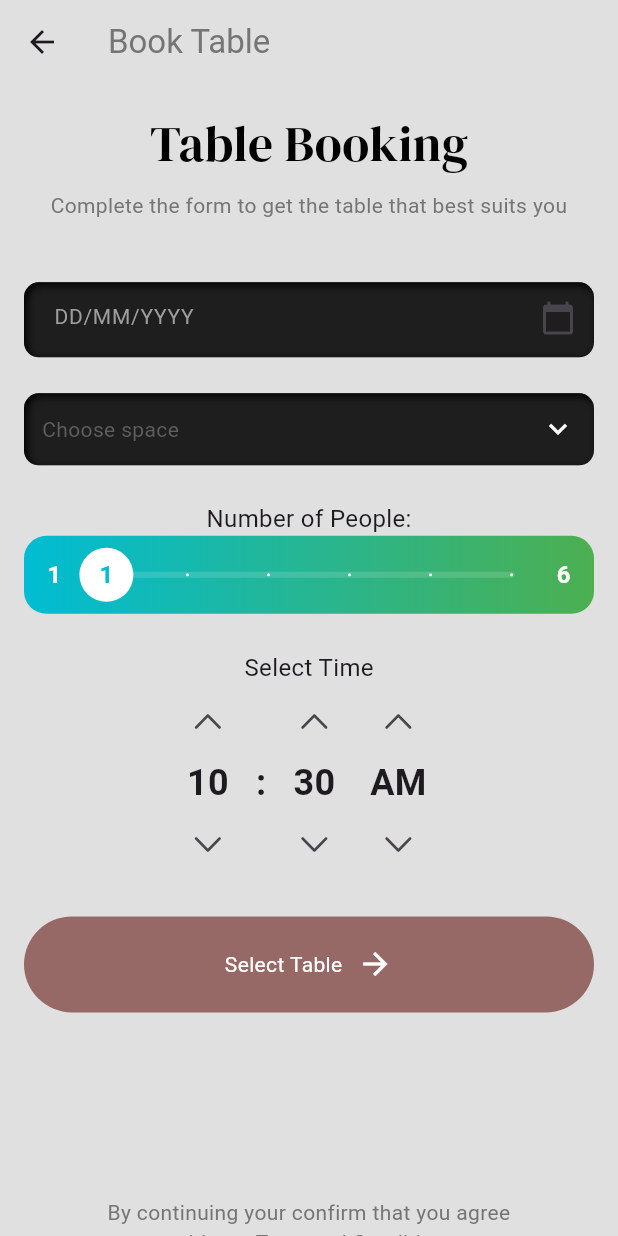
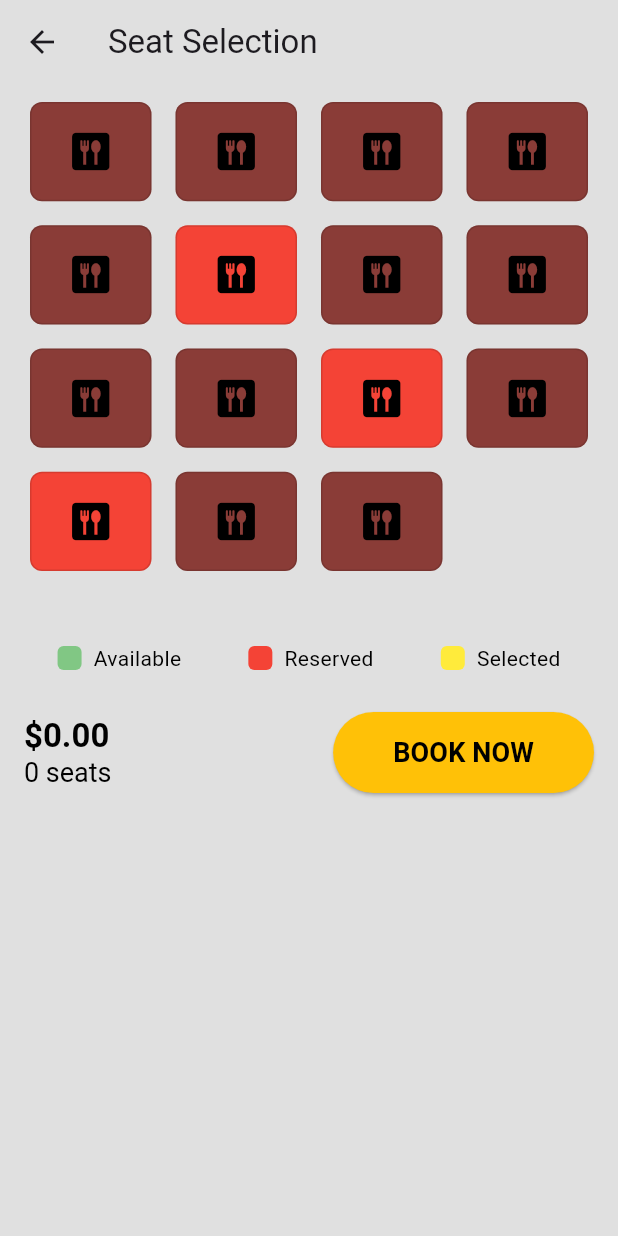
Before and after one commit to Mohit-Adhikari/Hotel-Management-, a Flutter app: the TableBookingPage screen opened by its route, after a tap on "Select Table", on a phone screen of 412 x 824 dp. Run offline on Flutter 3.47's test engine with Material 3 defaults, Android fonts, the phone set to English and light mode, and no system bars; our stand-ins replace flutter_inset_box_shadow, flutter_svg, google_fonts; missing offline and left inert: popup_menu.

Commit message:
frontend v 0.2

```diff
--- a/lib/main.dart
+++ b/lib/main.dart
@@ -1,10 +1,12 @@
 import 'package:flutter/material.dart';
+import 'package:hotel_management/pages/booking_sucess.dart';
 import 'package:hotel_management/pages/intro_pages.dart';
 import 'package:hotel_management/pages/login_page.dart';
 import 'package:hotel_management/pages/menu_page.dart';
 import 'package:hotel_management/pages/signIn_page.dart';
 import 'package:hotel_management/pages/sign_up.dart';
 import 'package:hotel_management/pages/table_booking_page.dart';
+import 'package:hotel_management/pages/table_page.dart';
 
 void main() {
   runApp(const MyApp());
@@ -25,6 +27,8 @@ class MyApp extends StatelessWidget {
           '/loginpage': (context) => LoginPage(),
           '/signuppage': (context) => SignUpScreen(),
           '/tablebookingpage': (context) => TableBookingPage(),
+          '/tablespage': (context) => SeatSelectionWidget(),
+          '/bookingsuccess': (context) => UploadSuccessfulScreen(),
         });
   }
 }
--- a/lib/pages/intro_pages.dart
+++ b/lib/pages/intro_pages.dart
@@ -61,7 +61,7 @@ class IntroPages extends StatelessWidget {
                 child: MyButton(
                   text: 'Get Started',
                   onTap: () {
-                    Navigator.pushNamed(context, '/loginpage');
+                    Navigator.pushNamed(context, '/menupage');
                   },
                 ),
               ),
--- a/lib/pages/login_page.dart
+++ b/lib/pages/login_page.dart
@@ -93,7 +93,7 @@ class LoginPage extends StatelessWidget {
                   // sign in button
                   MyButton(
                     onTap: () => {
-                      Navigator.pushNamed(context, '/menupage'),
+                      Navigator.pushNamed(context, '/bookingsuccess'),
                     },
                   ),
 
--- a/lib/pages/table_booking_page.dart
+++ b/lib/pages/table_booking_page.dart
@@ -125,7 +125,9 @@ class ComplateProfileForm extends StatelessWidget {
           Text('Select Time', style: TextStyle(fontSize: 16)),
           CustomTimePicker(),
           const SizedBox(height: 8),
-          MyButton(text: 'Select Table', onTap: () => {})
+          MyButton(
+              text: 'Select Table',
+              onTap: () => {Navigator.pushNamed(context, '/tablespage')})
         ],
       ),
     );
--- /dev/null
+++ b/lib/pages/table_page.dart
@@ -0,0 +1,257 @@
+import 'package:flutter/material.dart';
+import 'package:hotel_management/themes/colors.dart';
+
+class SeatSelectionWidget extends StatefulWidget {
+  const SeatSelectionWidget({super.key});
+
+  @override
+  SeatSelectionWidgetState createState() => SeatSelectionWidgetState();
+}
+
+class SeatSelectionWidgetState extends State<SeatSelectionWidget> {
+  List<Seat> seats =
+      List.generate(15, (index) => Seat()); // Reduced to 15 tiles
+
+  void toggleSeatSelection(int index) {
+    setState(() {
+      seats[index].isSelected = !seats[index].isSelected;
+    });
+  }
+
+  int getSelectedSeatsCount() {
+    return seats.where((seat) => seat.isSelected).length;
+  }
+
+  double getTotalPrice() {
+    return seats
+        .where((seat) => seat.isSelected)
+        .fold(0.0, (sum, seat) => sum + seat.price);
+  }
+
+  @override
+  void initState() {
+    super.initState();
+
+    // Example: Mark some seats as reserved
+    seats[5].isReserved = true;
+    seats[10].isReserved = true;
+    seats[12].isReserved = true;
+  }
+
+  @override
+  Widget build(BuildContext context) {
+    int selectedSeatsCount = getSelectedSeatsCount();
+    double totalPrice = getTotalPrice();
+
+    return Scaffold(
+      appBar: AppBar(
+        title: const Text('Seat Selection'),
+        backgroundColor: Colors.transparent,
+      ),
+      backgroundColor: Colors.grey[300],
+      body: LayoutBuilder(
+        builder: (context, constraints) {
+          int crossAxisCount = constraints.maxWidth > 600 ? 8 : 4;
+
+          return SingleChildScrollView(
+            child: Column(
+              children: [
+                GridView.builder(
+                  shrinkWrap: true,
+                  physics: const NeverScrollableScrollPhysics(),
+                  padding:
+                      const EdgeInsets.symmetric(horizontal: 16, vertical: 8),
+                  gridDelegate: SliverGridDelegateWithFixedCrossAxisCount(
+                    crossAxisCount: crossAxisCount,
+                    childAspectRatio: 1.2,
+                    crossAxisSpacing: 8,
+                    mainAxisSpacing: 8,
+                  ),
+                  itemCount: seats.length,
+                  itemBuilder: (context, index) {
+                    return SeatWidget(
+                      isSelected: seats[index].isSelected,
+                      isReserved: seats[index].isReserved,
+                      isAvailable: seats[index].isAvailable,
+                      onTap: () => toggleSeatSelection(index),
+                    );
+                  },
+                ),
+                const SizedBox(height: 20),
+                const Padding(
+                  padding: EdgeInsets.all(16.0),
+                  child: Row(
+                    mainAxisAlignment: MainAxisAlignment.spaceAround,
+                    children: [
+                      BookingInfoWidget(
+                          color: Color.fromARGB(255, 129, 199, 132),
+                          label: 'Available'),
+                      BookingInfoWidget(color: Colors.red, label: 'Reserved'),
+                      BookingInfoWidget(
+                          color: Colors.yellow, label: 'Selected'),
+                    ],
+                  ),
+                ),
+                Padding(
+                  padding: const EdgeInsets.symmetric(
+                      horizontal: 16.0, vertical: 10.0),
+                  child: Row(
+                    mainAxisAlignment: MainAxisAlignment.spaceBetween,
+                    children: [
+                      RichText(
+                        text: TextSpan(
+                          text: '\$${totalPrice.toStringAsFixed(2)}',
+                          style: const TextStyle(
+                              fontSize: 22,
+                              fontWeight: FontWeight.bold,
+                              color: Colors.black),
+                          children: [
+                            TextSpan(
+                              text:
+                                  '\n$selectedSeatsCount seat${selectedSeatsCount == 1 ? '' : 's'}',
+                              style: const TextStyle(
+                                  fontSize: 18,
+                                  fontWeight: FontWeight.w400,
+                                  color: Colors.black),
+                            ),
+                          ],
+                        ),
+                      ),
+                      ElevatedButton(
+                        onPressed: () {
+                          if (selectedSeatsCount > 0) {
+                            ScaffoldMessenger.of(context).showSnackBar(
+                              SnackBar(
+                                content: Text(
+                                  '$selectedSeatsCount seats booked for \$${totalPrice.toStringAsFixed(2)}!',
+                                ),
+                                duration: const Duration(seconds: 3),
+                              ),
+                            );
+                          }
+                        },
+                        style: ElevatedButton.styleFrom(
+                          backgroundColor: Colors.amber,
+                          padding: const EdgeInsets.symmetric(
+                            vertical: 14,
+                            horizontal: 40,
+                          ),
+                        ),
+                        child: GestureDetector(
+                          onTap: () =>
+                              {Navigator.pushNamed(context, '/loginpage')},
+                          child: const Text(
+                            'BOOK NOW',
+                            style: TextStyle(
+                                color: Colors.black,
+                                fontWeight: FontWeight.bold,
+                                fontSize: 18),
+                          ),
+                        ),
+                      ),
+                    ],
+                  ),
+                ),
+                const SizedBox(height: 20),
+              ],
+            ),
+          );
+        },
+      ),
+    );
+  }
+}
+
+// Supporting Widgets and Models
+
+class BookingInfoWidget extends StatelessWidget {
+  final Color color;
+  final String label;
+
+  const BookingInfoWidget({
+    super.key,
+    required this.color,
+    required this.label,
+  });
+
+  @override
+  Widget build(BuildContext context) {
+    return Row(
+      children: [
+        Container(
+          width: 16,
+          height: 16,
+          decoration: BoxDecoration(
+            color: color,
+            borderRadius: BorderRadius.circular(4),
+          ),
+        ),
+        const SizedBox(width: 8),
+        Text(
+          label,
+          style: const TextStyle(color: Colors.black),
+        ),
+      ],
+    );
+  }
+}
+
+class Seat {
+  bool isAvailable;
+  bool isSelected;
+  bool isReserved;
+  double price;
+
+  Seat({
+    this.isAvailable = true,
+    this.isSelected = false,
+    this.isReserved = false,
+    this.price = 29.99,
+  });
+}
+
+class SeatWidget extends StatelessWidget {
+  final bool isSelected;
+  final bool isReserved;
+  final bool isAvailable;
+  final VoidCallback onTap;
+
+  const SeatWidget({
+    super.key,
+    required this.isSelected,
+    required this.isReserved,
+    required this.isAvailable,
+    required this.onTap,
+  });
+
+  @override
+  Widget build(BuildContext context) {
+    Color seatColor;
+    if (isSelected) {
+      seatColor = Colors.yellow;
+    } else if (isReserved) {
+      seatColor = Colors.red;
+    } else if (isAvailable) {
+      seatColor = primaryColor; // Use primary color
+    } else {
+      seatColor = Colors.grey;
+    }
+
+    return GestureDetector(
+      onTap: isAvailable && !isReserved ? onTap : null,
+      child: Container(
+        margin: const EdgeInsets.all(4),
+        decoration: BoxDecoration(
+          color: seatColor,
+          borderRadius: BorderRadius.circular(8),
+          border: Border.all(color: Colors.black12),
+        ),
+        child: const Icon(
+          Icons.dining,
+          color: Colors.black,
+          size: 30,
+        ),
+      ),
+    );
+  }
+}
```
Also changed, not shown: lib/pages/booking_sucess.dart (added, +142 -0 lines).
